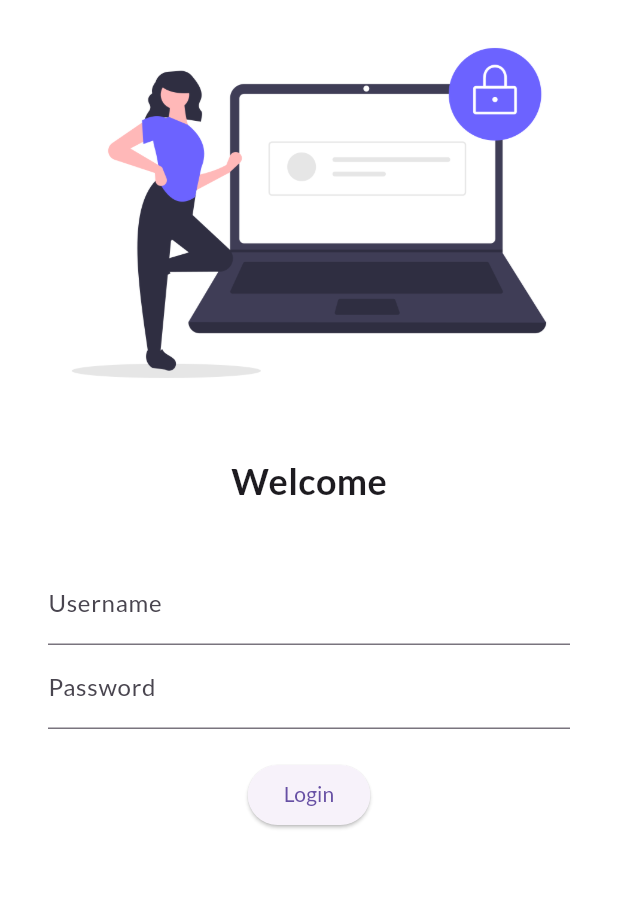
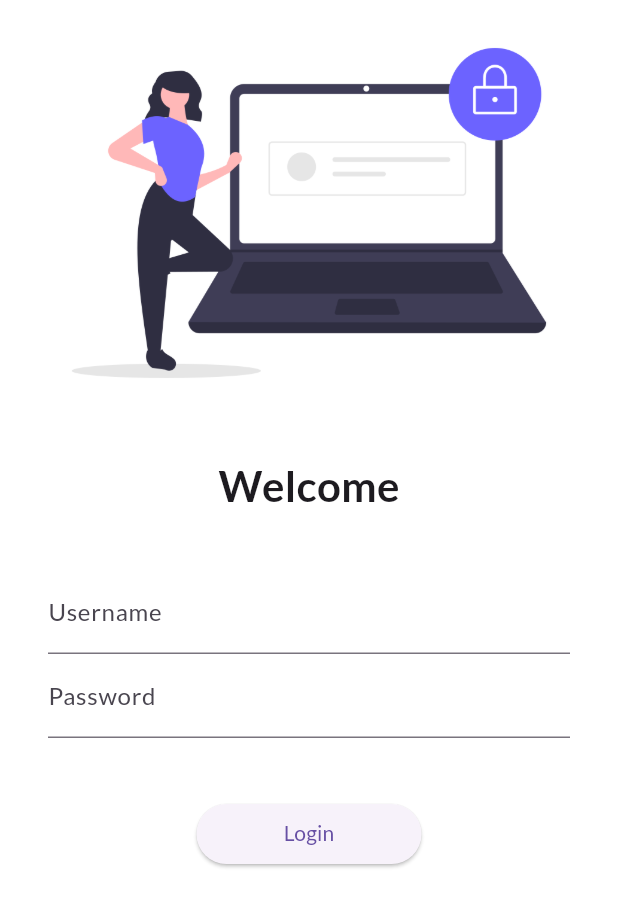
Before and after one commit to divsgoyal/Flutter, a Flutter app: the screen it shows after launch, on a phone screen of 412 x 824 dp. Shown: the top 907 px of the screen. Run offline on Flutter 3.47's test engine with Material 3 defaults, Android fonts, the light colour scheme and no system bars; our stand-ins replace google_fonts.

Commit message:
day 5 completed

```diff
--- a/lib/main.dart
+++ b/lib/main.dart
@@ -1,5 +1,6 @@
 import 'package:flutter/material.dart';
 import 'pages/login_page.dart';
+import 'utils/routes.dart';
 import 'package:google_fonts/google_fonts.dart';
 import 'pages/home_page.dart';
 
@@ -22,8 +23,8 @@
       initialRoute: "/",
       routes: {
         "/": (context) => LoginPage(),
-        "/home": (context) => HomePage(),
-        "/login": (context) => LoginPage()
+        MyRoutes.homeRoute: (context) => HomePage(),
+        MyRoutes.loginRoute: (context) => LoginPage()
       },
     );
   }
--- a/lib/pages/login_page.dart
+++ b/lib/pages/login_page.dart
@@ -1,10 +1,12 @@
 import 'package:flutter/material.dart';
+import 'package:flutter_catalo/utils/routes.dart';
 
 class LoginPage extends StatelessWidget {
   @override
   Widget build(BuildContext context) {
     return Material(
         color: Colors.white,
+        child: SingleChildScrollView(
           child: Column(
             children: [
               Image.asset(
@@ -17,7 +19,7 @@ class LoginPage extends StatelessWidget {
               Text(
                 "Welcome",
                 style: TextStyle(
-                fontSize: 24,
+                  fontSize: 28,
                   fontWeight: FontWeight.bold,
                 ),
               ),
@@ -25,8 +27,8 @@ class LoginPage extends StatelessWidget {
                 height: 20.0,
               ),
               Padding(
-              padding:
-                  const EdgeInsets.symmetric(vertical: 16.0, horizontal: 32.0),
+                padding: const EdgeInsets.symmetric(
+                    vertical: 16.0, horizontal: 32.0),
                 child: Column(
                   children: [
                     TextFormField(
@@ -43,19 +45,20 @@ class LoginPage extends StatelessWidget {
                       ),
                     ),
                     SizedBox(
-                    height: 20.0,
+                      height: 40.0,
                     ),
                     ElevatedButton(
                       child: Text("Login"),
-                    style: TextButton.styleFrom(),
+                      style: TextButton.styleFrom(minimumSize: Size(150, 40)),
                       onPressed: () {
-                      print("Hi Codepur");
+                        Navigator.pushNamed(context, MyRoutes.homeRoute);
                       },
                     )
                   ],
                 ),
               )
             ],
+          ),
         ));
   }
 }
--- /dev/null
+++ b/lib/utils/routes.dart
@@ -0,0 +1,4 @@
+class MyRoutes {
+  static String loginRoute = "/login";
+  static String homeRoute = "/home";
+}
```
Lines whose indentation alone changed are shown as unchanged.
